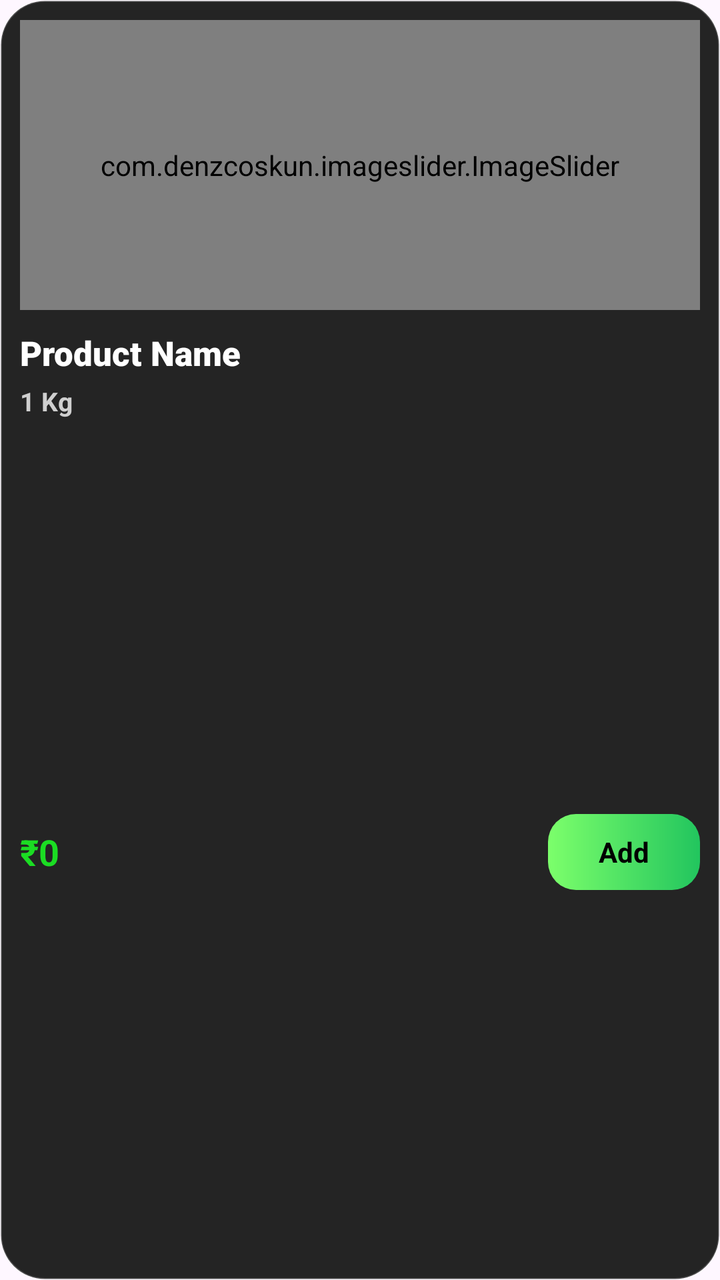
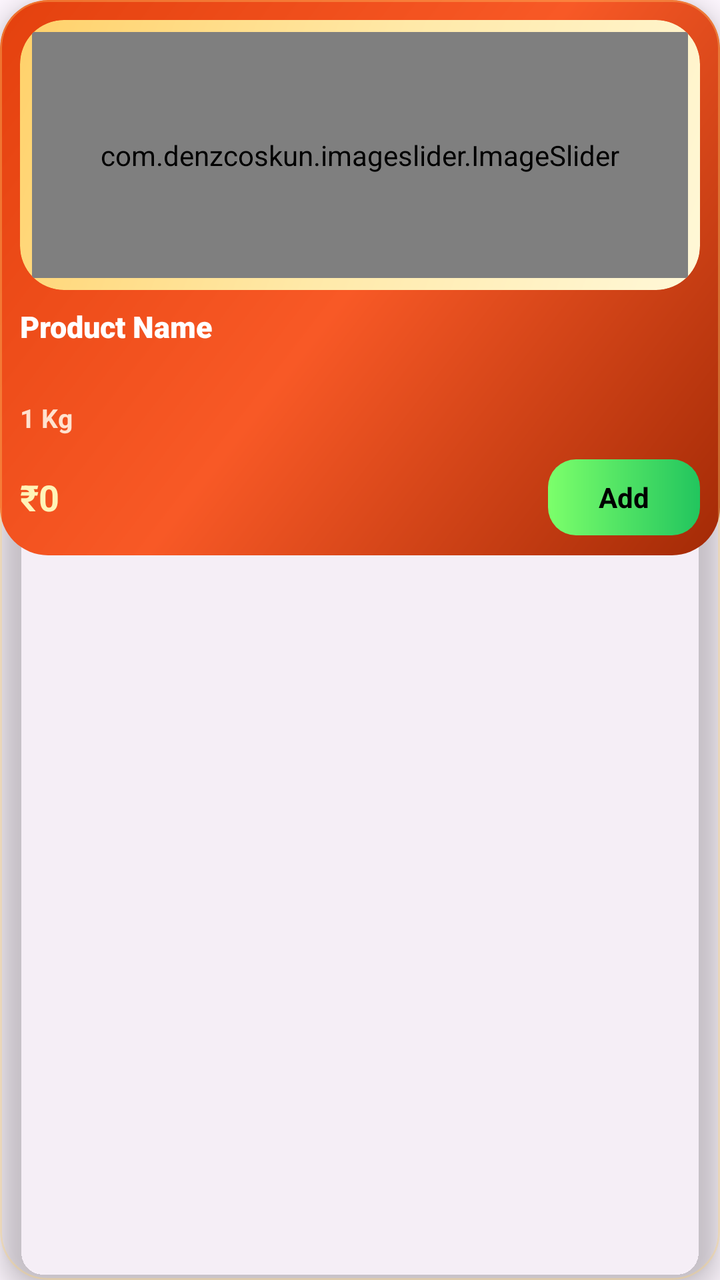

An Android layout rendered at two revisions. The XML below is the earlier revision; the diff shows what the commit changed to produce the second picture.
<!-- AndroidManifest.xml: application theme Theme.Blinklit -->
<!-- res/layout/sample_layout_item_view_product.xml -->
<?xml version="1.0" encoding="utf-8"?>
<androidx.constraintlayout.widget.ConstraintLayout
    xmlns:android="http://schemas.android.com/apk/res/android"
    xmlns:app="http://schemas.android.com/apk/res-auto"
    xmlns:tools="http://schemas.android.com/tools"
    android:id="@+id/linearViewPager"
    android:layout_width="180dp"
    android:layout_height="wrap_content"
    android:layout_margin="10dp"
    android:background="@drawable/bg_home_product_card"
    android:elevation="8dp"
    android:padding="10dp">

    
    <com.denzcoskun.imageslider.ImageSlider
        android:id="@+id/imageslider"
        android:layout_width="0dp"
        android:layout_height="145dp"
        android:background="@drawable/bg_home_product_image"
        android:padding="4dp"
        app:iss_auto_cycle="false"
        app:iss_text_align="center"
        app:layout_constraintTop_toTopOf="parent"
        app:layout_constraintStart_toStartOf="parent"
        app:layout_constraintEnd_toEndOf="parent" />

    
    <TextView
        android:id="@+id/showProductName"
        android:layout_width="0dp"
        android:layout_height="wrap_content"
        android:layout_marginTop="10dp"
        android:ellipsize="end"
        android:maxLines="1"
        android:text="Product Name"
        android:textColor="@color/white"
        android:textSize="17sp"
        android:textStyle="bold"
        android:fontFamily="sans-serif-black"
        app:layout_constraintTop_toBottomOf="@id/imageslider"
        app:layout_constraintStart_toStartOf="parent"
        app:layout_constraintEnd_toEndOf="parent" />

    
    <TextView
        android:id="@+id/showProductUnit"
        android:layout_width="0dp"
        android:layout_height="wrap_content"
        android:layout_marginTop="4dp"
        android:ellipsize="end"
        android:maxLines="1"
        android:text="1 Kg"
        android:textColor="#CFCFCF"
        android:textSize="13sp"
        android:textStyle="bold"
        app:layout_constraintTop_toBottomOf="@id/showProductName"
        app:layout_constraintStart_toStartOf="parent"
        app:layout_constraintEnd_toEndOf="parent" />

    
    <TextView
        android:id="@+id/showProductPrice"
        android:layout_width="0dp"
        android:layout_height="wrap_content"
        android:layout_marginTop="12dp"
        android:layout_marginEnd="8dp"
        android:text="₹0"
        android:textColor="@color/green"
        android:textSize="18sp"
        android:textStyle="bold"
        app:layout_constraintTop_toBottomOf="@id/showProductUnit"
        app:layout_constraintStart_toStartOf="parent"
        app:layout_constraintEnd_toStartOf="@id/showProductAdd"
        app:layout_constraintBottom_toBottomOf="parent" />

    
    <TextView
        android:id="@+id/showProductAdd"
        android:layout_width="76dp"
        android:layout_height="38dp"
        android:background="@drawable/bg_product_add_button"
        android:gravity="center"
        android:text="Add"
        android:textColor="@color/black"
        android:textSize="14sp"
        android:textStyle="bold"
        android:visibility="visible"
        app:layout_constraintTop_toTopOf="@id/showProductPrice"
        app:layout_constraintBottom_toBottomOf="@id/showProductPrice"
        app:layout_constraintEnd_toEndOf="parent" />

    
    <LinearLayout
        android:id="@+id/AddCart"
        android:layout_width="92dp"
        android:layout_height="38dp"
        android:background="@drawable/bg_product_counter"
        android:gravity="center"
        android:orientation="horizontal"
        android:paddingStart="8dp"
        android:paddingEnd="8dp"
        android:visibility="gone"
        app:layout_constraintTop_toTopOf="@id/showProductPrice"
        app:layout_constraintBottom_toBottomOf="@id/showProductPrice"
        app:layout_constraintEnd_toEndOf="parent"
        tools:visibility="visible">

        <TextView
            android:id="@+id/sub"
            android:layout_width="28dp"
            android:layout_height="match_parent"
            android:gravity="center"
            android:text="-"
            android:textColor="@color/white"
            android:textSize="22sp"
            android:textStyle="bold" />

        <TextView
            android:id="@+id/num"
            android:layout_width="0dp"
            android:layout_height="match_parent"
            android:layout_weight="1"
            android:gravity="center"
            android:text="1"
            android:textColor="@color/white"
            android:textSize="16sp"
            android:textStyle="bold" />

        <TextView
            android:id="@+id/addnum"
            android:layout_width="28dp"
            android:layout_height="match_parent"
            android:gravity="center"
            android:text="+"
            android:textColor="@color/white"
            android:textSize="22sp"
            android:textStyle="bold" />

    </LinearLayout>

</androidx.constraintlayout.widget.ConstraintLayout>
<!-- resources referenced by this layout -->
<resources>
  <color name="black">#FF000000</color>
  <color name="green">#1BDD23</color>
  <color name="white">#FFFFFFFF</color>
  <!-- drawable bg_home_product_card (drawable) -->
  <?xml version="1.0" encoding="utf-8"?>
  <shape xmlns:android="http://schemas.android.com/apk/res/android">
      <solid android:color="#242424" />
      <corners android:radius="22dp" />
      <stroke
          android:width="1dp"
          android:color="#30FFFFFF" />
  </shape>
  <!-- drawable bg_home_product_image (drawable) -->
  <?xml version="1.0" encoding="utf-8"?>
  <shape xmlns:android="http://schemas.android.com/apk/res/android">
      <solid android:color="#111111" />
      <corners android:radius="18dp" />
      <stroke
          android:width="1dp"
          android:color="#22FFFFFF" />
  </shape>
  <!-- drawable bg_product_add_button (drawable) -->
  <?xml version="1.0" encoding="utf-8"?>
  <shape xmlns:android="http://schemas.android.com/apk/res/android">
      <gradient
          android:startColor="#7CFF6B"
          android:endColor="#22C55E"
          android:angle="0" />
      <corners android:radius="14dp" />
  </shape>
  <!-- drawable bg_product_counter (drawable) -->
  <?xml version="1.0" encoding="utf-8"?>
  <shape xmlns:android="http://schemas.android.com/apk/res/android">
      <solid android:color="#22C55E" />
      <corners android:radius="14dp" />
  </shape>
  <style name="Theme.Blinklit" parent="Base.Theme.Blinklit" />
  <style name="Base.Theme.Blinklit" parent="Theme.Material3.DayNight.NoActionBar">
          
          
      </style>
</resources>

<!-- the commit's change to res/layout/sample_layout_item_view_product.xml (unified diff, before → after) -->
@@ -1,5 +1,5 @@
 <?xml version="1.0" encoding="utf-8"?>
-<androidx.constraintlayout.widget.ConstraintLayout
+<com.google.android.material.card.MaterialCardView
     xmlns:android="http://schemas.android.com/apk/res/android"
     xmlns:app="http://schemas.android.com/apk/res-auto"
     xmlns:tools="http://schemas.android.com/tools"
@@ -7,135 +7,170 @@
     android:layout_width="180dp"
     android:layout_height="wrap_content"
     android:layout_margin="10dp"
-    android:background="@drawable/bg_home_product_card"
-    android:elevation="8dp"
-    android:padding="10dp">
+    app:cardCornerRadius="24dp"
+    app:cardElevation="8dp"
+    app:cardBackgroundColor="@android:color/transparent"
+    app:strokeWidth="1dp"
+    app:strokeColor="#55FFD36E">
 
-    
-    <com.denzcoskun.imageslider.ImageSlider
-        android:id="@+id/imageslider"
-        android:layout_width="0dp"
-        android:layout_height="145dp"
-        android:background="@drawable/bg_home_product_image"
-        android:padding="4dp"
-        app:iss_auto_cycle="false"
-        app:iss_text_align="center"
-        app:layout_constraintTop_toTopOf="parent"
-        app:layout_constraintStart_toStartOf="parent"
-        app:layout_constraintEnd_toEndOf="parent" />
+    <androidx.constraintlayout.widget.ConstraintLayout
+        android:layout_width="match_parent"
+        android:layout_height="wrap_content"
+        android:background="@drawable/bg_home_product_card"
+        android:clipChildren="true"
+        android:clipToPadding="true"
+        android:padding="10dp">
 
-    
-    <TextView
-        android:id="@+id/showProductName"
-        android:layout_width="0dp"
-        android:layout_height="wrap_content"
-        android:layout_marginTop="10dp"
-        android:ellipsize="end"
-        android:maxLines="1"
-        android:text="Product Name"
-        android:textColor="@color/white"
-        android:textSize="17sp"
-        android:textStyle="bold"
-        android:fontFamily="sans-serif-black"
-        app:layout_constraintTop_toBottomOf="@id/imageslider"
-        app:layout_constraintStart_toStartOf="parent"
-        app:layout_constraintEnd_toEndOf="parent" />
+        
+        <com.google.android.material.card.MaterialCardView
+            android:id="@+id/productImageCard"
+            android:layout_width="0dp"
+            android:layout_height="135dp"
+            app:cardCornerRadius="22dp"
+            app:cardElevation="0dp"
+            app:cardBackgroundColor="@android:color/transparent"
+            app:strokeWidth="0dp"
+            app:layout_constraintTop_toTopOf="parent"
+            app:layout_constraintStart_toStartOf="parent"
+            app:layout_constraintEnd_toEndOf="parent">
 
-    
-    <TextView
-        android:id="@+id/showProductUnit"
-        android:layout_width="0dp"
-        android:layout_height="wrap_content"
-        android:layout_marginTop="4dp"
-        android:ellipsize="end"
-        android:maxLines="1"
-        android:text="1 Kg"
-        android:textColor="#CFCFCF"
-        android:textSize="13sp"
-        android:textStyle="bold"
-        app:layout_constraintTop_toBottomOf="@id/showProductName"
-        app:layout_constraintStart_toStartOf="parent"
-        app:layout_constraintEnd_toEndOf="parent" />
+            <FrameLayout
+                android:layout_width="match_parent"
+                android:layout_height="match_parent"
+                android:background="@drawable/bg_home_product_image"
+                android:clipChildren="true"
+                android:clipToPadding="true"
+                android:padding="6dp">
 
-    
-    <TextView
-        android:id="@+id/showProductPrice"
-        android:layout_width="0dp"
-        android:layout_height="wrap_content"
-        android:layout_marginTop="12dp"
-        android:layout_marginEnd="8dp"
-        android:text="₹0"
-        android:textColor="@color/green"
-        android:textSize="18sp"
-        android:textStyle="bold"
-        app:layout_constraintTop_toBottomOf="@id/showProductUnit"
-        app:layout_constraintStart_toStartOf="parent"
-        app:layout_constraintEnd_toStartOf="@id/showProductAdd"
-        app:layout_constraintBottom_toBottomOf="parent" />
+                <com.denzcoskun.imageslider.ImageSlider
+                    android:id="@+id/imageslider"
+                    android:layout_width="match_parent"
+                    android:layout_height="match_parent"
+                    app:iss_auto_cycle="false"
+                    app:iss_text_align="center" />
 
-    
-    <TextView
-        android:id="@+id/showProductAdd"
-        android:layout_width="76dp"
-        android:layout_height="38dp"
-        android:background="@drawable/bg_product_add_button"
-        android:gravity="center"
-        android:text="Add"
-        android:textColor="@color/black"
-        android:textSize="14sp"
-        android:textStyle="bold"
-        android:visibility="visible"
-        app:layout_constraintTop_toTopOf="@id/showProductPrice"
-        app:layout_constraintBottom_toBottomOf="@id/showProductPrice"
-        app:layout_constraintEnd_toEndOf="parent" />
+            </FrameLayout>
 
-    
-    <LinearLayout
-        android:id="@+id/AddCart"
-        android:layout_width="92dp"
-        android:layout_height="38dp"
-        android:background="@drawable/bg_product_counter"
-        android:gravity="center"
-        android:orientation="horizontal"
-        android:paddingStart="8dp"
-        android:paddingEnd="8dp"
-        android:visibility="gone"
-        app:layout_constraintTop_toTopOf="@id/showProductPrice"
-        app:layout_constraintBottom_toBottomOf="@id/showProductPrice"
-        app:layout_constraintEnd_toEndOf="parent"
-        tools:visibility="visible">
+        </com.google.android.material.card.MaterialCardView>
 
+        
         <TextView
-            android:id="@+id/sub"
-            android:layout_width="28dp"
-            android:layout_height="match_parent"
+            android:id="@+id/showProductName"
+            android:layout_width="0dp"
+            android:layout_height="wrap_content"
+            android:layout_marginTop="10dp"
+            android:ellipsize="end"
+            android:fontFamily="sans-serif-black"
+            android:includeFontPadding="false"
+            android:lineSpacingExtra="2dp"
+            android:maxLines="2"
+            android:minHeight="40dp"
+            android:text="Product Name"
+            android:textColor="@color/white"
+            android:textSize="15sp"
+            android:textStyle="bold"
+            app:layout_constraintTop_toBottomOf="@id/productImageCard"
+            app:layout_constraintStart_toStartOf="parent"
+            app:layout_constraintEnd_toEndOf="parent" />
+
+        
+        <TextView
+            android:id="@+id/showProductUnit"
+            android:layout_width="0dp"
+            android:layout_height="wrap_content"
+            android:layout_marginTop="5dp"
+            android:ellipsize="end"
+            android:maxLines="1"
+            android:text="1 Kg"
+            android:textColor="#FFE2CF"
+            android:textSize="13sp"
+            android:textStyle="bold"
+            app:layout_constraintTop_toBottomOf="@id/showProductName"
+            app:layout_constraintStart_toStartOf="parent"
+            app:layout_constraintEnd_toEndOf="parent" />
+
+        
+        <TextView
+            android:id="@+id/showProductPrice"
+            android:layout_width="0dp"
+            android:layout_height="38dp"
+            android:layout_marginTop="12dp"
+            android:layout_marginEnd="8dp"
+            android:gravity="center_vertical"
+            android:text="₹0"
+            android:textColor="#FFF4B8"
+            android:textSize="18sp"
+            android:textStyle="bold"
+            app:layout_constraintTop_toBottomOf="@id/showProductUnit"
+            app:layout_constraintStart_toStartOf="parent"
+            app:layout_constraintEnd_toStartOf="@id/showProductAdd"
+            app:layout_constraintBottom_toBottomOf="parent" />
+
+        
+        <TextView
+            android:id="@+id/showProductAdd"
+            android:layout_width="76dp"
+            android:layout_height="38dp"
+            android:background="@drawable/bg_product_add_button"
             android:gravity="center"
-            android:text="-"
-            android:textColor="@color/white"
-            android:textSize="22sp"
-            android:textStyle="bold" />
+            android:text="Add"
+            android:textColor="@color/black"
+            android:textSize="14sp"
+            android:textStyle="bold"
+            android:visibility="visible"
+            app:layout_constraintTop_toTopOf="@id/showProductPrice"
+            app:layout_constraintBottom_toBottomOf="@id/showProductPrice"
+            app:layout_constraintEnd_toEndOf="parent" />
 
-        <TextView
-            android:id="@+id/num"
-            android:layout_width="0dp"
-            android:layout_height="match_parent"
-            android:layout_weight="1"
+        
+        <LinearLayout
+            android:id="@+id/AddCart"
+            android:layout_width="92dp"
+            android:layout_height="38dp"
+            android:background="@drawable/bg_product_counter"
             android:gravity="center"
-            android:text="1"
-            android:textColor="@color/white"
-            android:textSize="16sp"
-            android:textStyle="bold" />
+            android:orientation="horizontal"
+            android:paddingStart="8dp"
+            android:paddingEnd="8dp"
+            android:visibility="gone"
+            app:layout_constraintTop_toTopOf="@id/showProductPrice"
+            app:layout_constraintBottom_toBottomOf="@id/showProductPrice"
+            app:layout_constraintEnd_toEndOf="parent"
+            tools:visibility="visible">
 
-        <TextView
-            android:id="@+id/addnum"
-            android:layout_width="28dp"
-            android:layout_height="match_parent"
-            android:gravity="center"
-            android:text="+"
-            android:textColor="@color/white"
-            android:textSize="22sp"
-            android:textStyle="bold" />
+            <TextView
+                android:id="@+id/sub"
+                android:layout_width="28dp"
+                android:layout_height="match_parent"
+                android:gravity="center"
+                android:text="-"
+                android:textColor="@color/white"
+                android:textSize="22sp"
+                android:textStyle="bold" />
 
-    </LinearLayout>
+            <TextView
+                android:id="@+id/num"
+                android:layout_width="0dp"
+                android:layout_height="match_parent"
+                android:layout_weight="1"
+                android:gravity="center"
+                android:text="1"
+                android:textColor="@color/white"
+                android:textSize="16sp"
+                android:textStyle="bold" />
 
-</androidx.constraintlayout.widget.ConstraintLayout>
+            <TextView
+                android:id="@+id/addnum"
+                android:layout_width="28dp"
+                android:layout_height="match_parent"
+                android:gravity="center"
+                android:text="+"
+                android:textColor="@color/white"
+                android:textSize="22sp"
+                android:textStyle="bold" />
+
+        </LinearLayout>
+
+    </androidx.constraintlayout.widget.ConstraintLayout>
+
+</com.google.android.material.card.MaterialCardView>
<!-- resource entries referenced after the edit -->
@@ -1,25 +1,32 @@
 <!-- resources referenced by this layout -->
 <resources>
   <color name="black">#FF000000</color>
-  <color name="green">#1BDD23</color>
   <color name="white">#FFFFFFFF</color>
   <!-- drawable bg_home_product_card (drawable) -->
   <?xml version="1.0" encoding="utf-8"?>
   <shape xmlns:android="http://schemas.android.com/apk/res/android">
-      <solid android:color="#242424" />
-      <corners android:radius="22dp" />
-      <stroke
-          android:width="1dp"
-          android:color="#30FFFFFF" />
+  
+      <gradient
+          android:startColor="#A32A06"
+          android:centerColor="#F85926"
+          android:endColor="#E4410E"
+          android:angle="135" />
+  
+      <corners android:radius="24dp" />
+  
   </shape>
   <!-- drawable bg_home_product_image (drawable) -->
   <?xml version="1.0" encoding="utf-8"?>
   <shape xmlns:android="http://schemas.android.com/apk/res/android">
-      <solid android:color="#111111" />
-      <corners android:radius="18dp" />
-      <stroke
-          android:width="1dp"
-          android:color="#22FFFFFF" />
+  
+      <gradient
+          android:startColor="#FFF8D8"
+          android:centerColor="#FFE9A8"
+          android:endColor="#FFD16A"
+          android:angle="135" />
+  
+      <corners android:radius="22dp" />
+  
   </shape>
   <!-- drawable bg_product_add_button (drawable) -->
   <?xml version="1.0" encoding="utf-8"?>
